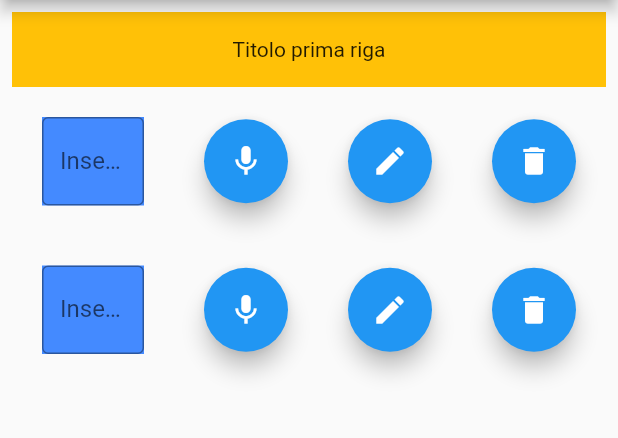
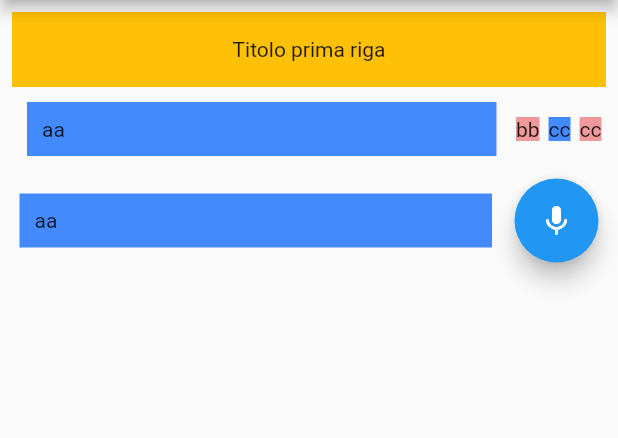
Before and after one commit to ClaudioSviluppo/my_library, a Flutter app: the MyInputScreen screen opened directly, on a phone screen of 412 x 824 dp, the part 84-522 px from its top. Run offline on Flutter 3.47's test engine with Material 2 defaults, Android fonts, the phone set to English and light mode, and no system bars; our stand-ins replace shared_preferences, speech_to_text; accounts and stored records are empty; generated files the repository leaves out were written again.

Commit message:
changed buttons layout

```diff
--- a/lib/screens/input_screen.dart
+++ b/lib/screens/input_screen.dart
@@ -37,7 +37,7 @@ class _MyInputScreenState extends State<MyInputScreen> {
               AppLocalizations.of(context)!.modalityTypeE,
               AppLocalizations.of(context)!.modalityTypeV,
               AppLocalizations.of(context)!.delete),
-          getRow(
+          getRowb(
               context,
               AppLocalizations.of(context)!.insert,
               AppLocalizations.of(context)!.title,
@@ -51,6 +51,66 @@ class _MyInputScreenState extends State<MyInputScreen> {
   }
 
   Row getRow(BuildContext context, String inserisci, String autore,
+      String modalita, String typeEdit, String typeVocal, String elimina) {
+    setState(() {
+      hintAuthor = '$inserisci $autore';
+      hintBtnV = '$modalita  $typeVocal';
+      hintBtnE = '$modalita  $typeEdit';
+      hintBtnCancella = '$elimina $autore';
+    });
+    return Row(
+      children: <Widget>[
+        Expanded(
+            child: Container(
+                margin: EdgeInsets.fromLTRB(10, 10, 10, 10),
+                padding: EdgeInsets.all(10),
+                color: Colors.blueAccent,
+                child: Text("aa"))),
+        Container(
+            margin: EdgeInsets.fromLTRB(3, 3, 3, 3),
+            color: Colors.red[200],
+            child: Text("bb")),
+        Container(
+            margin: EdgeInsets.fromLTRB(3, 3, 3, 3),
+            color: Colors.blueAccent,
+            child: Text("cc")),
+        Container(
+            margin: EdgeInsets.fromLTRB(3, 3, 3, 3),
+            color: Colors.red[200],
+            child: Text("cc"))
+      ],
+    );
+  }
+
+  Row getRowb(BuildContext context, String inserisci, String autore,
+      String modalita, String typeEdit, String typeVocal, String elimina) {
+    setState(() {
+      hintAuthor = '$inserisci $autore';
+      hintBtnV = '$modalita  $typeVocal';
+      hintBtnE = '$modalita  $typeEdit';
+      hintBtnCancella = '$elimina $autore';
+    });
+    return Row(
+      children: <Widget>[
+        Expanded(
+            child: Container(
+                margin: EdgeInsets.fromLTRB(5, 10, 10, 10),
+                padding: EdgeInsets.all(10),
+                color: Colors.blueAccent,
+                child: Text("aa"))),
+        Container(
+            margin: const EdgeInsets.all(5),
+            child: FloatingActionButton(
+                onPressed: () {
+                  print("FloatingActionButton1");
+                },
+                tooltip: hintBtnV,
+                child: const Icon(Icons.mic))),
+      ],
+    );
+  }
+
+  Row getRow2(BuildContext context, String inserisci, String autore,
       String modalita, String typeEdit, String typeVocal, String elimina) {
     setState(() {
       hintAuthor = '$inserisci $autore';
--- a/pubspec.yaml
+++ b/pubspec.yaml
@@ -43,6 +43,7 @@ dependencies:
   # Use with the CupertinoIcons class for iOS style icons.
   cupertino_icons: ^1.0.2
   speech_to_text: ^6.1.1
+  flutter_tts: ^3.6.2
 
 dev_dependencies:
   flutter_test:
```
Also changed, not shown: lib/data/libri.dart (added, +21 -0 lines), lib/data/sp_helper.dart (added, +16 -0 lines), lib/screens/libri_screen.dart (added, +86 -0 lines), lib/shared/menu_drawer.dart (+7 -1 lines), pubspec.lock.
